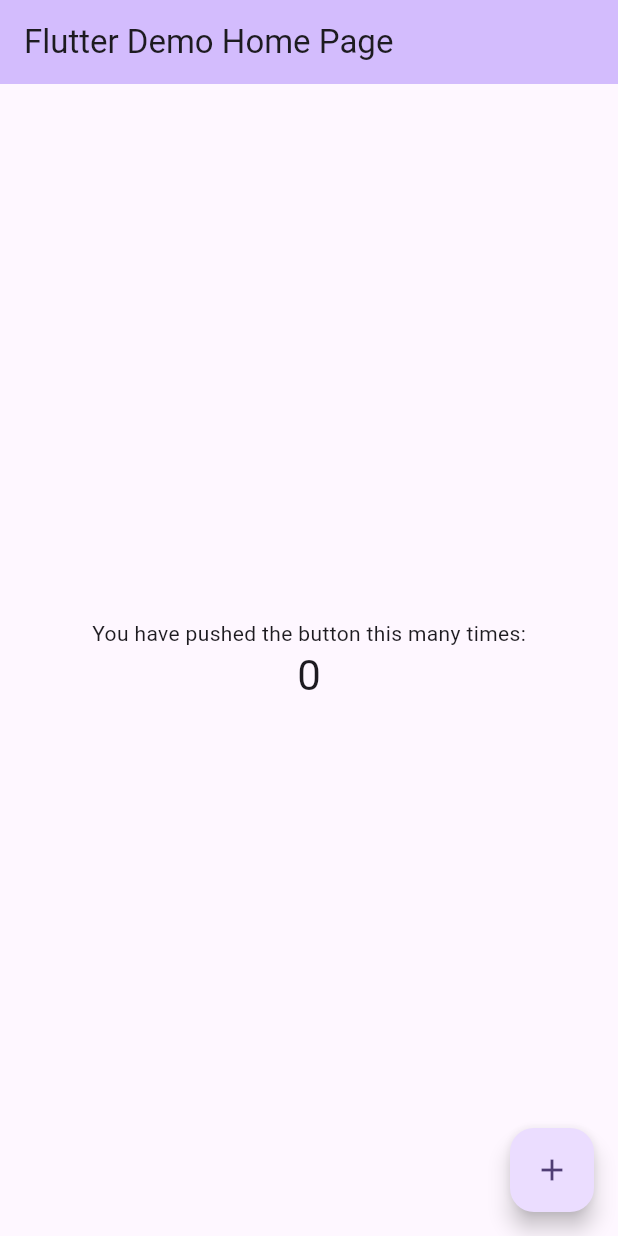
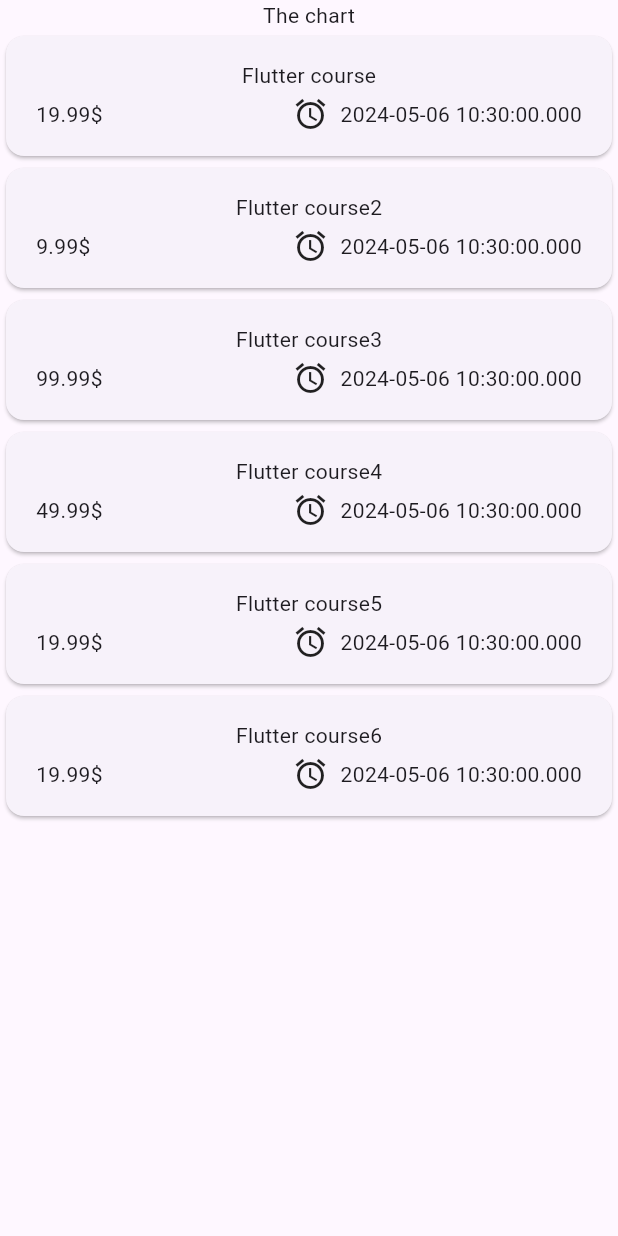
Before and after one commit to VladislavZhyliakov/expense_tracker, a Flutter app: the screen it shows after launch, on a phone screen of 412 x 824 dp. Run offline on Flutter 3.47's test engine with Material 3 defaults, Android fonts, the phone set to English and light mode, and no system bars.

Commit message:
Added basic expenses list functioality with dummy data.

```diff
--- a/lib/main.dart
+++ b/lib/main.dart
@@ -1,125 +1,9 @@
 import 'package:flutter/material.dart';
-
+import 'package:expense_tracker/widgets/expenses.dart';
 void main() {
-  runApp(const MyApp());
+  runApp(
+    const MaterialApp(
+      home: Expenses(),
+    )
+  );
 }
-
-class MyApp extends StatelessWidget {
-  const MyApp({super.key});
-
-  // This widget is the root of your application.
-  @override
-  Widget build(BuildContext context) {
-    return MaterialApp(
-      title: 'Flutter Demo',
-      theme: ThemeData(
-        // This is the theme of your application.
-        //
-        // TRY THIS: Try running your application with "flutter run". You'll see
-        // the application has a purple toolbar. Then, without quitting the app,
-        // try changing the seedColor in the colorScheme below to Colors.green
-        // and then invoke "hot reload" (save your changes or press the "hot
-        // reload" button in a Flutter-supported IDE, or press "r" if you used
-        // the command line to start the app).
-        //
-        // Notice that the counter didn't reset back to zero; the application
-        // state is not lost during the reload. To reset the state, use hot
-        // restart instead.
-        //
-        // This works for code too, not just values: Most code changes can be
-        // tested with just a hot reload.
-        colorScheme: ColorScheme.fromSeed(seedColor: Colors.deepPurple),
-        useMaterial3: true,
-      ),
-      home: const MyHomePage(title: 'Flutter Demo Home Page'),
-    );
-  }
-}
-
-class MyHomePage extends StatefulWidget {
-  const MyHomePage({super.key, required this.title});
-
-  // This widget is the home page of your application. It is stateful, meaning
-  // that it has a State object (defined below) that contains fields that affect
-  // how it looks.
-
-  // This class is the configuration for the state. It holds the values (in this
-  // case the title) provided by the parent (in this case the App widget) and
-  // used by the build method of the State. Fields in a Widget subclass are
-  // always marked "final".
-
-  final String title;
-
-  @override
-  State<MyHomePage> createState() => _MyHomePageState();
-}
-
-class _MyHomePageState extends State<MyHomePage> {
-  int _counter = 0;
-
-  void _incrementCounter() {
-    setState(() {
-      // This call to setState tells the Flutter framework that something has
-      // changed in this State, which causes it to rerun the build method below
-      // so that the display can reflect the updated values. If we changed
-      // _counter without calling setState(), then the build method would not be
-      // called again, and so nothing would appear to happen.
-      _counter++;
-    });
-  }
-
-  @override
-  Widget build(BuildContext context) {
-    // This method is rerun every time setState is called, for instance as done
-    // by the _incrementCounter method above.
-    //
-    // The Flutter framework has been optimized to make rerunning build methods
-    // fast, so that you can just rebuild anything that needs updating rather
-    // than having to individually change instances of widgets.
-    return Scaffold(
-      appBar: AppBar(
-        // TRY THIS: Try changing the color here to a specific color (to
-        // Colors.amber, perhaps?) and trigger a hot reload to see the AppBar
-        // change color while the other colors stay the same.
-        backgroundColor: Theme.of(context).colorScheme.inversePrimary,
-        // Here we take the value from the MyHomePage object that was created by
-        // the App.build method, and use it to set our appbar title.
-        title: Text(widget.title),
-      ),
-      body: Center(
-        // Center is a layout widget. It takes a single child and positions it
-        // in the middle of the parent.
-        child: Column(
-          // Column is also a layout widget. It takes a list of children and
-          // arranges them vertically. By default, it sizes itself to fit its
-          // children horizontally, and tries to be as tall as its parent.
-          //
-          // Column has various properties to control how it sizes itself and
-          // how it positions its children. Here we use mainAxisAlignment to
-          // center the children vertically; the main axis here is the vertical
-          // axis because Columns are vertical (the cross axis would be
-          // horizontal).
-          //
-          // TRY THIS: Invoke "debug painting" (choose the "Toggle Debug Paint"
-          // action in the IDE, or press "p" in the console), to see the
-          // wireframe for each widget.
-          mainAxisAlignment: MainAxisAlignment.center,
-          children: <Widget>[
-            const Text(
-              'You have pushed the button this many times:',
-            ),
-            Text(
-              '$_counter',
-              style: Theme.of(context).textTheme.headlineMedium,
-            ),
-          ],
-        ),
-      ),
-      floatingActionButton: FloatingActionButton(
-        onPressed: _incrementCounter,
-        tooltip: 'Increment',
-        child: const Icon(Icons.add),
-      ), // This trailing comma makes auto-formatting nicer for build methods.
-    );
-  }
-}
--- /dev/null
+++ b/lib/models/expense.dart
@@ -0,0 +1,17 @@
+import 'package:uuid/uuid.dart';
+
+const uuid = Uuid();
+
+enum Category {
+  food, travel, leisure, work
+}
+
+class Expense {
+  Expense({required this.title, required this.amount, required this.date, required this.category}) : id = uuid.v4();
+
+  final String id;
+  final String title;
+  final double amount;
+  final DateTime date;
+  final Category category;
+}
--- /dev/null
+++ b/lib/widgets/expenses.dart
@@ -0,0 +1,37 @@
+import 'package:expense_tracker/widgets/expenses_list/expenses_list.dart';
+import 'package:expense_tracker/models/expense.dart';
+import 'package:flutter/material.dart';
+
+class Expenses extends StatefulWidget {
+  const Expenses({super.key});
+
+  @override
+  State<Expenses> createState() {
+    return _ExpensesState();
+  }
+}
+
+class _ExpensesState extends State<Expenses> {
+  final List<Expense> _registeredExpenses = [
+    Expense(title: 'Flutter course', amount: 19.99, date: DateTime.now(), category: Category.food),
+    Expense(title: 'Flutter course2', amount: 9.99, date: DateTime.now(), category: Category.work),
+    Expense(title: 'Flutter course3', amount: 99.99, date: DateTime.now(), category: Category.leisure),
+    Expense(title: 'Flutter course4', amount: 49.99, date: DateTime.now(), category: Category.travel),
+    Expense(title: 'Flutter course5', amount: 19.99, date: DateTime.now(), category: Category.work),
+    Expense(title: 'Flutter course6', amount: 19.99, date: DateTime.now(), category: Category.food),
+  ];
+
+  @override
+  Widget build(BuildContext context) {
+    return Scaffold(
+      body: Column(
+        children: [
+          const Text('The chart'),
+          Expanded(
+            child: ExpensesList(expenses: _registeredExpenses)
+          )
+        ],
+      ),
+    );
+  }
+}
--- /dev/null
+++ b/lib/widgets/expenses_list/expense_item.dart
@@ -0,0 +1,40 @@
+import 'package:expense_tracker/models/expense.dart';
+import 'package:flutter/material.dart';
+
+class ExpenseItem extends StatelessWidget {
+  const ExpenseItem({super.key, required this.expense});
+
+  final Expense expense;
+
+  @override
+  Widget build(BuildContext context) {
+    return Card(
+
+      child: Padding(
+        padding: const EdgeInsets.symmetric(
+          horizontal: 20,
+          vertical: 16
+          ),
+        child: Column(
+          children: [
+            Text(expense.title),
+            const SizedBox(height: 4),
+            Row(
+              children: [
+                Text('${expense.amount.toStringAsFixed(2)}\$'),
+                const Spacer(),
+                Row(
+                  children: [
+                    const Icon(Icons.alarm),
+                    const SizedBox(width: 8),
+                    Text(expense.date.toString()),
+                  ],
+                )
+              ],
+            )
+          ],
+        ),
+      ),
+    );
+  }
+}
--- /dev/null
+++ b/lib/widgets/expenses_list/expenses_list.dart
@@ -0,0 +1,17 @@
+import 'package:expense_tracker/widgets/expenses_list/expense_item.dart';
+import 'package:flutter/material.dart';
+import 'package:expense_tracker/models/expense.dart';
+
+class ExpensesList extends StatelessWidget{
+  const ExpensesList({super.key, required this.expenses});
+
+  final List<Expense> expenses;
+
+  @override
+  Widget build(BuildContext context) {
+    return ListView.builder(
+      itemCount: expenses.length,
+      itemBuilder: (ctx, index) => ExpenseItem(expense: expenses[index],)
+    );
+  }
+}
--- a/pubspec.yaml
+++ b/pubspec.yaml
@@ -35,6 +35,7 @@ dependencies:
   # The following adds the Cupertino Icons font to your application.
   # Use with the CupertinoIcons class for iOS style icons.
   cupertino_icons: ^1.0.6
+  uuid: ^4.4.0
 
 dev_dependencies:
   flutter_test:
```
Also changed, not shown: pubspec.lock.
